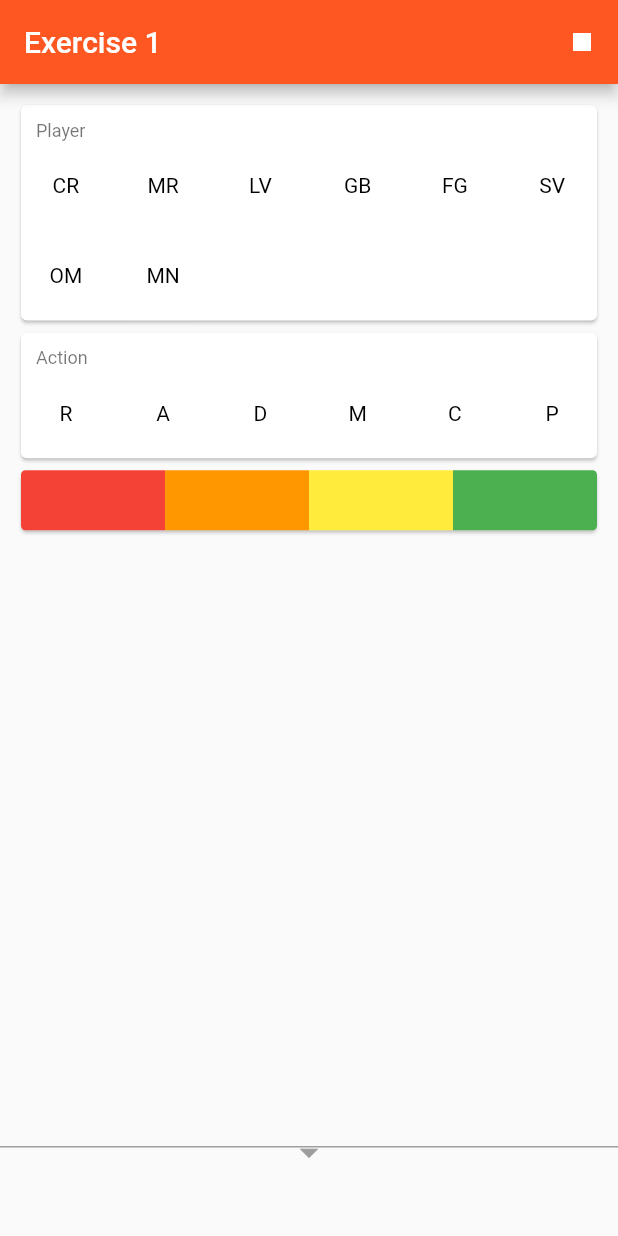
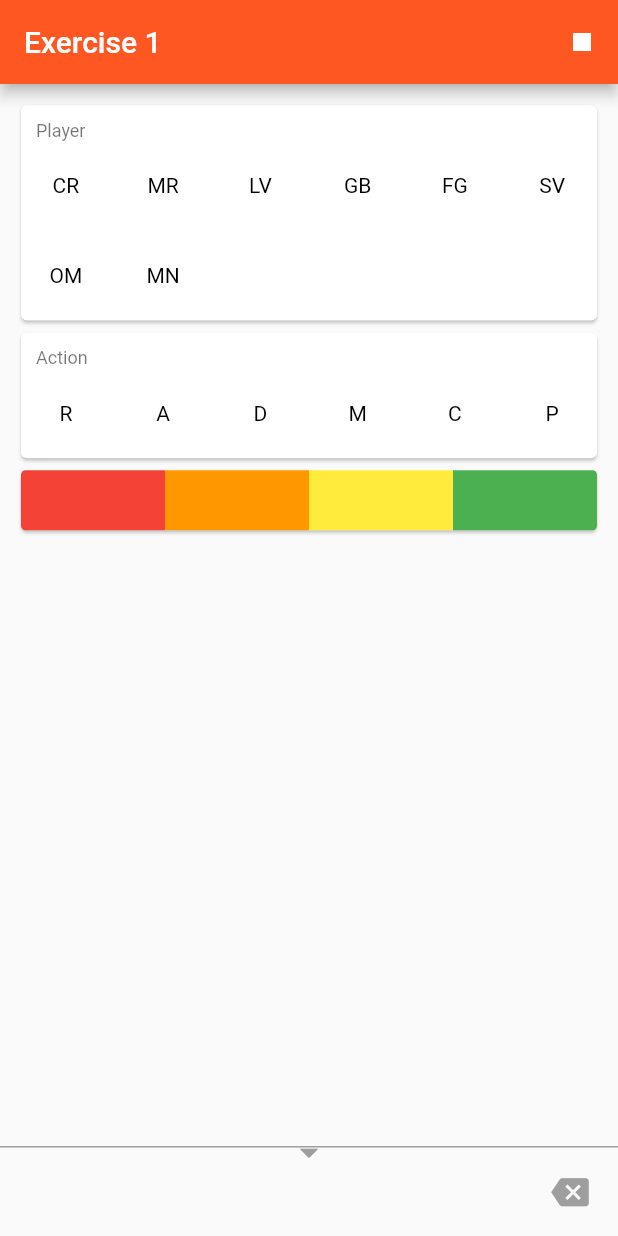
Before and after one commit to CarloRamponi/TrainingStats, a Flutter app: the screen it shows after launch, on a phone screen of 412 x 824 dp. Run offline on Flutter 3.47's test engine with Material 2 defaults, Android fonts, the light colour scheme and no system bars.

Commit message:
Evaluation history animation

```diff
--- a/lib/routes/collect_data_scene.dart
+++ b/lib/routes/collect_data_scene.dart
@@ -54,18 +54,20 @@ class _CollectDataSceneState extends State<CollectDataScene> {
 
   bool onEvaluationChanged(int eval) {
 
-    /* DEBUG */
-    if(eval == 2) {
-      evalHistoryKey.currentState.addRecord(RecordData(
-        player: widget.training.players[0],
-        action: widget.training.actions[0],
-        evaluation: 2
-      ));
-    } else if(eval == -2) {
-      evalHistoryKey.currentState.removeLastRecord();
-    }
+    if(currentRecord.player != null && currentRecord.action != null) {
 
-    if(currentRecord.player != null && currentRecord.action != null) {
+      setState(() {
+
+        records.add(RecordData(
+            player: currentRecord.player,
+            action: currentRecord.action,
+            evaluation: eval
+        ));
+
+        evalHistoryKey.currentState.addRecord(records.last);
+
+      });
+
       return true;
     } else {
       scaffoldKey.currentState.removeCurrentSnackBar();
@@ -74,8 +76,15 @@ class _CollectDataSceneState extends State<CollectDataScene> {
     }
   }
 
-  bool okBtnEnabled() {
-    return currentRecord.player != null && currentRecord.action != null && currentRecord.evaluation != null;
+  bool undoBtnEnabled() {
+    return records.length > 0;
+  }
+
+  void undo() {
+    setState(() {
+      records.removeLast();
+      evalHistoryKey.currentState.removeLastRecord();
+    });
   }
 
   @override
@@ -124,6 +133,18 @@ class _CollectDataSceneState extends State<CollectDataScene> {
             child: EvaluationHistoryBoard(
               key: evalHistoryKey,
             ),
+          ),
+          Positioned(
+            bottom: 5.0,
+            right: 8.0,
+            child: IconButton(
+              icon: Icon(
+                Icons.backspace,
+                color: Colors.grey,
+                size: 25.0,
+              ),
+              onPressed: undoBtnEnabled() ? () { undo(); } : null,
+            ),
           )
         ],
       )
--- a/lib/widgets/evaluation_history_board.dart
+++ b/lib/widgets/evaluation_history_board.dart
@@ -5,6 +5,36 @@ import 'dart:math';
 import 'package:flutter/material.dart';
 import 'package:flutter/widgets.dart';
 import 'package:training_stats/datatypes/record_data.dart';
+
+class EvaluationHistoryTile extends StatelessWidget {
+
+  final RecordData record;
+
+  EvaluationHistoryTile({
+    @required this.record
+  });
+
+  @override
+  Widget build(BuildContext context) {
+    return Container(
+      height: 35,
+      width: 35,
+      decoration: BoxDecoration(
+          borderRadius: BorderRadius.circular(100),
+          color: record.getEvalColor()
+      ),
+      child: Center(
+        child: Text(
+          record.player.shortName,
+          style: TextStyle(
+              color: Colors.white
+          ),
+        ),
+      )
+    );
+  }
+
+}
 
 class EvaluationHistoryBoard extends StatefulWidget {
   EvaluationHistoryBoard({Key key}) : super(key: key);
@@ -50,12 +80,11 @@ class EvaluationHistoryBoardState extends State<EvaluationHistoryBoard> {
   }
 
   void removeLastRecord() {
-    records.removeLast();
-
     setState(() {
       animationPhase = _AnimationPhase.REMOVE;
     });
     Future.delayed(_ANIM_DURATION, () {
+      records.removeLast();
       setState(() {
         animationPhase = _AnimationPhase.NONE;
       });
@@ -68,10 +97,10 @@ class EvaluationHistoryBoardState extends State<EvaluationHistoryBoard> {
         return _SIZE/2.0;
         break;
       case _AnimationPhase.INSERT:
-        return 80.0;
+        return 60.0;
         break;
       case _AnimationPhase.REMOVE:
-        return 80.0;
+        return 60.0;
         break;
     }
   }
@@ -87,16 +116,12 @@ class EvaluationHistoryBoardState extends State<EvaluationHistoryBoard> {
           AnimatedPositioned(
             key: ObjectKey(records.last),
             top: lastWidgetTopPosition(),
+            right: (MediaQuery.of(context).size.width / 2.0) - (_SIZE / 2.0),
             duration: _ANIM_DURATION,
-            curve: Curves.easeInBack,
-            child: Container(
-              height: 35,
-              width: 35,
-              decoration: BoxDecoration(
-                  borderRadius: BorderRadius.circular(100),
-                  color: records.last.getEvalColor()
-              ),
-            ),
+            curve: Curves.easeOutBack,
+            child: EvaluationHistoryTile(
+              record: records.last,
+            )
           )
       );
 
@@ -106,17 +131,12 @@ class EvaluationHistoryBoardState extends State<EvaluationHistoryBoard> {
             AnimatedPositioned(
               key: ObjectKey(records[i]),
               top: _SIZE/2.0,
-              right: (MediaQuery.of(context).size.width / 2.0) - (_SIZE / 2.0) + ((_PADDING + _SIZE) * (records.length - 2 - i)),
+              right: (MediaQuery.of(context).size.width / 2.0) - (_SIZE / 2.0) + ((_PADDING + _SIZE) * (records.length - 1 - i - (animationPhase == _AnimationPhase.REMOVE ? 1 : 0))),
               duration: _ANIM_DURATION,
-              curve: Curves.easeInBack,
-              child: Container(
-                height: 35,
-                width: 35,
-                decoration: BoxDecoration(
-                    borderRadius: BorderRadius.circular(100),
-                    color: records.last.getEvalColor()
-                ),
-              ),
+              curve: Curves.easeOutBack,
+              child: EvaluationHistoryTile(
+                record: records[i]
+              )
             )
         );
       }
```
